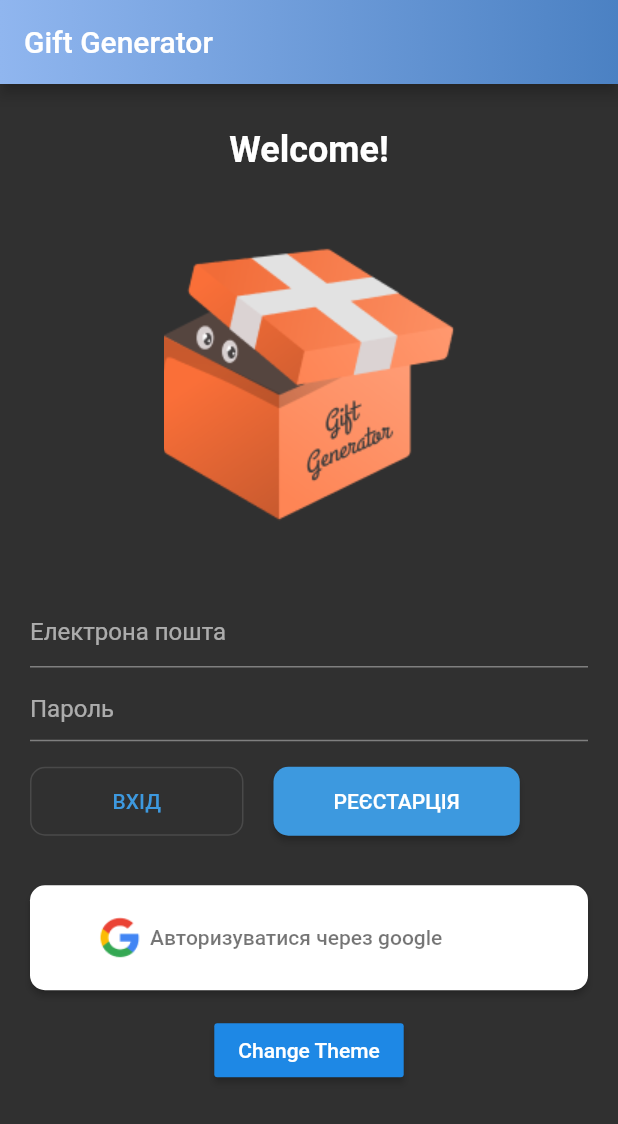
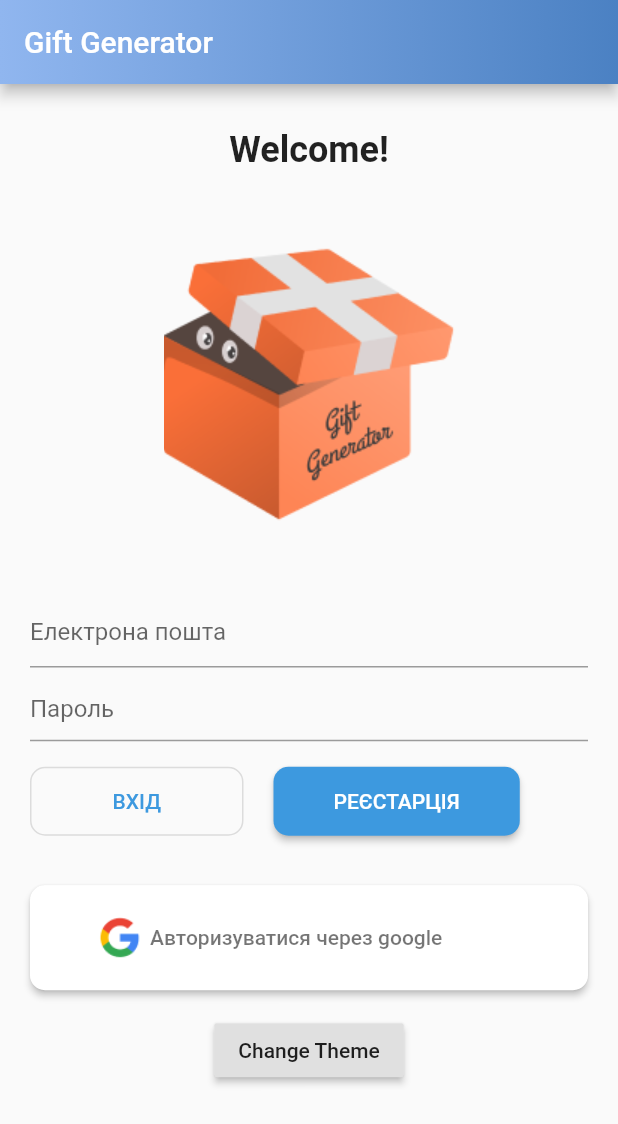
Before and after one commit to mgtippet33/GiftGenerator-mobile, a Flutter app: the screen it shows after launch, after a tap on "Change Theme", on a phone screen of 412 x 824 dp. Shown: the top 1124 px of the screen. Run offline on Flutter 3.47's test engine with Material 2 defaults, Android fonts, the phone set to English and light mode, and no system bars; our stand-ins replace firebase_auth, firebase_core, flutter_signin_button, get_storage, google_sign_in, new_gradient_app_bar and 2 more; missing offline and left inert: stripe_payment; accounts and stored records are empty.

Commit message:
fixed theme

```diff
--- a/lib/main.dart
+++ b/lib/main.dart
@@ -13,7 +13,7 @@ void main() async {
   await GetStorage.init('MyStorage');
   WidgetsFlutterBinding.ensureInitialized();
   await Firebase.initializeApp();
-  runApp(ChangeNotifierProvider(
+  runApp(ChangeNotifierProvider<ThemeModel>(
     create: (BuildContext context) => ThemeModel(),
     child: MyApp(),
   ));
@@ -27,7 +27,7 @@ class MyApp extends StatelessWidget {
       create: (context) => AuthBloc(),
       child: MaterialApp(
         title: 'Flutter Demo',
-        theme: Provider.of<ThemeModel>(context).currentTheme,
+        theme: Provider.of<ThemeModel>(context, listen: false).currentTheme,
         home: LoginPage(),
       ),
     );
--- a/lib/pages/loginPage.dart
+++ b/lib/pages/loginPage.dart
@@ -7,8 +7,7 @@ import 'package:gift_generator/pages/register.dart';
 import 'package:gift_generator/pages/cabinet.dart';
 import 'package:gift_generator/themeModel.dart';
 
-import 'package:new_gradient_app_bar/new_gradient_app_bar.dart';
-import 'package:page_transition/page_transition.dart';
+import 'package:new_gradient_app_bar/new_gradient_app_bar.dart';import 'package:page_transition/page_transition.dart';
 import 'package:provider/provider.dart';
 
 import 'home.dart';
@@ -220,7 +219,7 @@ class _MyStatefulLoginPageWidgetState extends State<LoginPage> {
                     child: RaisedButton(
                         child: Text("Change Theme"),
                         onPressed: () {
-                          Provider.of<ThemeModel>(context).toggleTheme();
+                          Provider.of<ThemeModel>(context, listen: false).toggleTheme();
                         }),
                   ),
                 ],
```
Also changed, not shown: lib/pages/cabinet.dart (+15 -8 lines).
